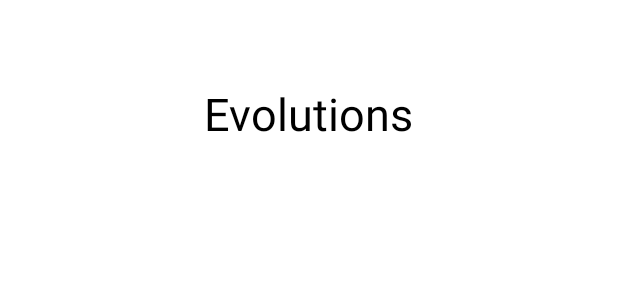
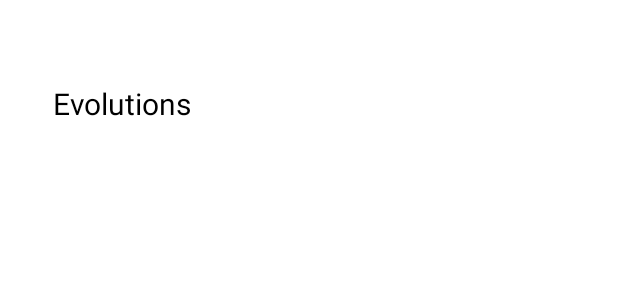
Before and after one commit to EmilioBoti/pokemon-app, an Android app: the layout evolutioin_container.xml on its own in the app's theme, with its tools: preview values and no code run, on a phone screen of 412 x 824 dp. Shown: the top 300 px of the screen. Run offline under Robolectric (Android 15) with nearby library versions, the phone set to English and light mode, and no system bars.

Commit message:
cleaning the code

```diff
--- a/app/src/main/java/com/example/pokemonapp/businessLogic/pokeDetails/IDetail.java
+++ b/app/src/main/java/com/example/pokemonapp/businessLogic/pokeDetails/IDetail.java
@@ -11,6 +11,7 @@ public interface IDetail {
     interface ViewPresenter extends OnClickItemListener {
         void setViewData(Pokemon pokemon);
         void setEvolutions(ArrayList<Pokemon> list);
+        void error(String error);
     }
     interface Presenter {
         void callPoke(String id);
--- a/app/src/main/java/com/example/pokemonapp/view/ui/fragments/HomeFragment.java
+++ b/app/src/main/java/com/example/pokemonapp/view/ui/fragments/HomeFragment.java
@@ -59,7 +59,8 @@ public class HomeFragment extends Fragment implements IHome.ViewPresenter, View.
             public boolean onQueryTextSubmit(String query) {
                 String queryValue = query.trim().replaceAll(" ", "-");
                 if(!queryValue.isEmpty()){
-                    input = queryValue.toLowerCase().trim();
+                    input = queryValue.toLowerCase();
+                    searchView.setQuery("", false);
                     presenter.requestPoke(input);
                 }
                 return false;
@@ -79,19 +80,18 @@ public class HomeFragment extends Fragment implements IHome.ViewPresenter, View.
             String queryValue = searchView.getQuery().toString().trim().replaceAll(" ", "-");
             if(!queryValue.isEmpty()){
                 input = queryValue.toLowerCase();
+                searchView.setQuery("", false);
                 presenter.requestPoke(input);
             }
         } else if(v.getId() == R.id.pokemons) {
             PokemonAllFragment pokemonAllFragment = new PokemonAllFragment();
             Helpers.callFragment(getParentFragmentManager(), pokemonAllFragment);
-
         }
     }
 
     @Override
     public void detailsPoke(String input) {
         Bundle dataInput = new Bundle();
-        //dataInput.putSerializable("poke", pokemon);
         dataInput.putString("idPoke", String.valueOf(input));
 
         PokemonFragment pokemonFragment = new PokemonFragment();
--- a/app/src/main/res/layout/evolutioin_container.xml
+++ b/app/src/main/res/layout/evolutioin_container.xml
@@ -6,7 +6,6 @@
     android:layout_height="wrap_content"
     android:layout_gravity="center_horizontal"
     android:layout_marginBottom="@dimen/dimen_100"
-    android:gravity="center"
     android:orientation="vertical"
     android:padding="@dimen/dimen_5"
     android:visibility="visible">
@@ -17,10 +16,14 @@
         android:layout_width="wrap_content"
         android:layout_height="wrap_content"
         android:layout_marginBottom="@dimen/dimenString_10"
-        tools:text="@string/titleEvolution" />
+        tools:text="@string/titleEvolution"
+        android:layout_marginHorizontal="@dimen/dimen_30"
+        />
 
     <androidx.recyclerview.widget.RecyclerView
         android:id="@+id/evolutions"
         android:layout_width="wrap_content"
-        android:layout_height="wrap_content" />
+        android:layout_height="wrap_content"
+        android:layout_gravity="center_horizontal"
+        />
 </LinearLayout>
--- a/app/src/main/res/values/styles.xml
+++ b/app/src/main/res/values/styles.xml
@@ -16,7 +16,7 @@
     </style>
     <style name="titleEvolution">
         <item name="android:layout_marginTop">@dimen/dimen_50</item>
-        <item name="android:textSize">@dimen/dimenString_30</item>
+        <item name="android:textSize">@dimen/dimenString_20</item>
         <item name="android:textColor">@color/black</item>>
         <item name="android:layout_centerHorizontal">false</item>
     </style>
```
Also changed, not shown: app/src/main/java/com/example/pokemonapp/businessLogic/pokeDetails/DetailPresenter.java (+5 -5 lines), app/src/main/java/com/example/pokemonapp/utils/constants/Helpers.java (+10 -1 lines), app/src/main/java/com/example/pokemonapp/view/ui/fragments/PokemonFragment.java (+5 -20 lines).
